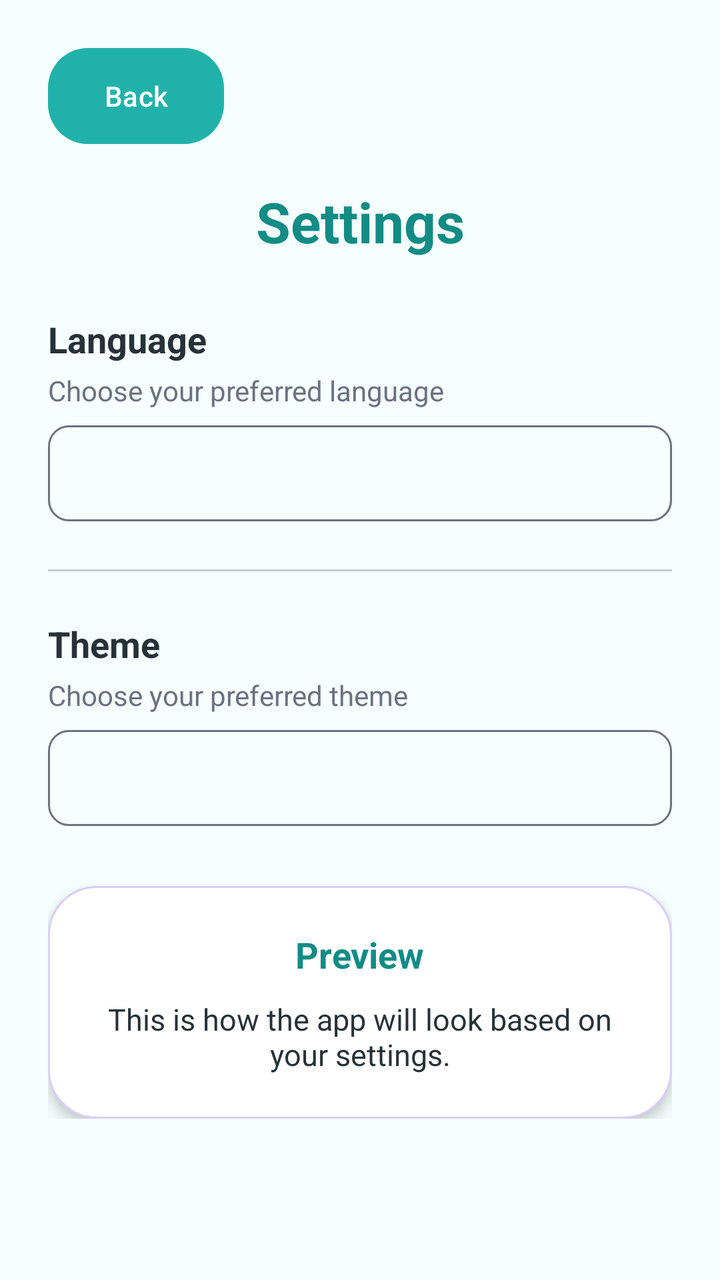
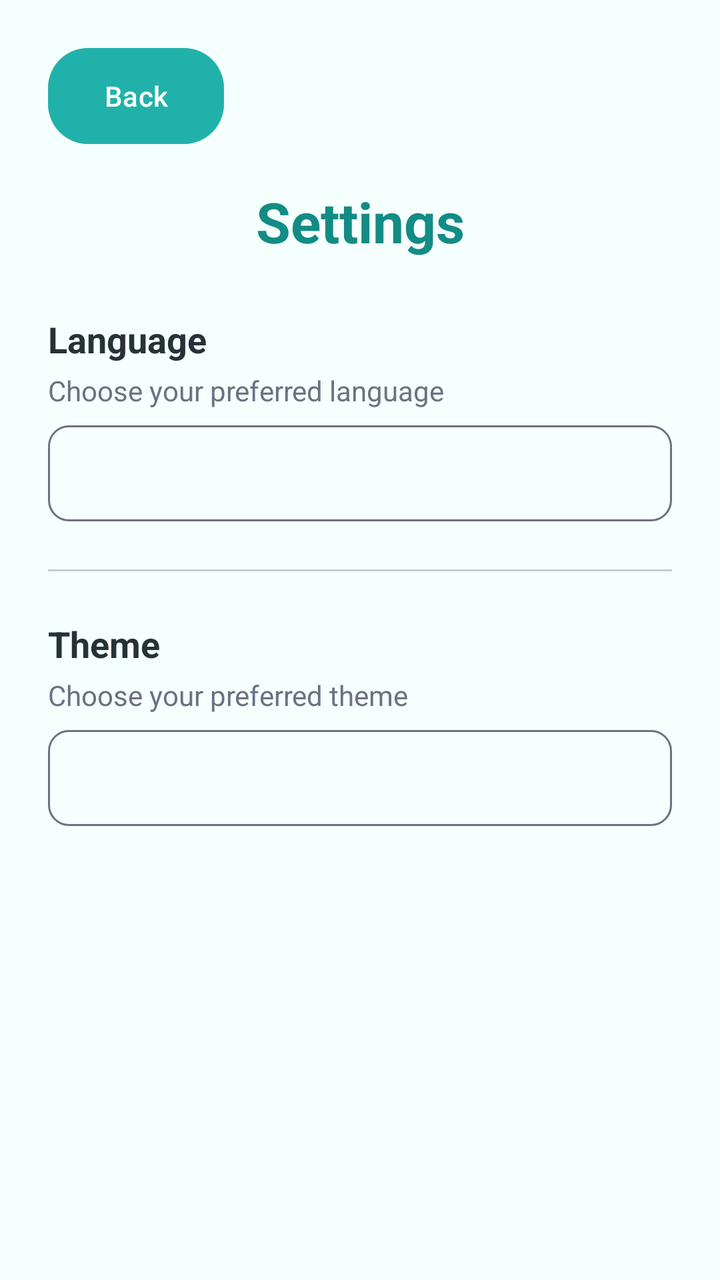

Screens rendered from an Android XML layout before and after an edit, with the pre-edit source and the edit as a unified diff.
<!-- AndroidManifest.xml: application theme Theme.Qiraati -->
<!-- res/layout/activity_settings.xml -->
<?xml version="1.0" encoding="utf-8"?>
<ScrollView xmlns:android="http://schemas.android.com/apk/res/android"
    android:layout_width="match_parent"
    android:layout_height="match_parent"
    android:background="@color/background_light">

    <LinearLayout
        android:layout_width="match_parent"
        android:layout_height="wrap_content"
        android:orientation="vertical"
        android:padding="24dp">

        <Button
            android:id="@+id/btnBack"
            android:layout_width="wrap_content"
            android:layout_height="wrap_content"
            android:text="Back"
            android:textAllCaps="false"
            android:textColor="@color/text_light"
            android:background="@drawable/rounded_button"
            android:layout_marginBottom="20dp" />

        <TextView
            android:id="@+id/tvSettingsTitle"
            android:layout_width="match_parent"
            android:layout_height="wrap_content"
            android:text="Settings"
            android:textColor="@color/teal_dark"
            android:textSize="28sp"
            android:textStyle="bold"
            android:gravity="center"
            android:layout_marginBottom="28dp" />

        <TextView
            android:id="@+id/tvLanguageLabel"
            android:layout_width="match_parent"
            android:layout_height="wrap_content"
            android:text="Language"
            android:textColor="@color/text_dark"
            android:textSize="18sp"
            android:textStyle="bold" />

        <TextView
            android:id="@+id/tvLanguageDesc"
            android:layout_width="match_parent"
            android:layout_height="wrap_content"
            android:text="Choose your preferred language"
            android:textColor="@color/text_gray"
            android:textSize="14sp"
            android:layout_marginTop="4dp"
            android:layout_marginBottom="8dp" />

        <Spinner
            android:id="@+id/spLanguage"
            android:layout_width="match_parent"
            android:layout_height="48dp"
            android:background="@drawable/spinner_background"
            android:padding="12dp" />

        <View
            android:layout_width="match_parent"
            android:layout_height="1dp"
            android:background="@color/text_gray"
            android:alpha="0.35"
            android:layout_marginTop="24dp"
            android:layout_marginBottom="24dp" />

        <TextView
            android:id="@+id/tvThemeLabel"
            android:layout_width="match_parent"
            android:layout_height="wrap_content"
            android:text="Theme"
            android:textColor="@color/text_dark"
            android:textSize="18sp"
            android:textStyle="bold" />

        <TextView
            android:id="@+id/tvThemeDesc"
            android:layout_width="match_parent"
            android:layout_height="wrap_content"
            android:text="Choose your preferred theme"
            android:textColor="@color/text_gray"
            android:textSize="14sp"
            android:layout_marginTop="4dp"
            android:layout_marginBottom="8dp" />

        <Spinner
            android:id="@+id/spTheme"
            android:layout_width="match_parent"
            android:layout_height="48dp"
            android:background="@drawable/spinner_background"
            android:padding="12dp" />

        <LinearLayout
            android:layout_width="match_parent"
            android:layout_height="wrap_content"
            android:orientation="vertical"
            android:gravity="center"
            android:background="@drawable/card_background"
            android:elevation="4dp"
            android:padding="22dp"
            android:layout_marginTop="30dp">

            <TextView
                android:id="@+id/tvPreviewTitle"
                android:layout_width="wrap_content"
                android:layout_height="wrap_content"
                android:text="Preview"
                android:textColor="@color/teal_dark"
                android:textSize="18sp"
                android:textStyle="bold"
                android:layout_marginBottom="10dp" />

            <TextView
                android:id="@+id/tvPreview"
                android:layout_width="match_parent"
                android:layout_height="wrap_content"
                android:text="This is how the app will look based on your settings."
                android:textColor="@color/text_dark"
                android:textSize="15sp"
                android:gravity="center" />

        </LinearLayout>

    </LinearLayout>

</ScrollView>
<!-- resources referenced by this layout -->
<resources>
  <color name="background_light">#F5FFFD</color>
  <color name="teal_dark">#128C85</color>
  <color name="text_dark">#263238</color>
  <color name="text_gray">#6B7280</color>
  <color name="text_light">#FFFFFF</color>
  <!-- drawable card_background (drawable) -->
  <?xml version="1.0" encoding="utf-8"?>
  <shape xmlns:android="http://schemas.android.com/apk/res/android">
  
      <solid android:color="@color/card_light"/>
  
      <corners android:radius="24dp"/>
  
      <stroke
          android:width="1dp"
          android:color="@color/purple_light"/>
  
      <padding
          android:left="18dp"
          android:top="18dp"
          android:right="18dp"
          android:bottom="18dp"/>
  
  </shape>
  <!-- drawable rounded_button (drawable) -->
  <?xml version="1.0" encoding="utf-8"?>
  <shape xmlns:android="http://schemas.android.com/apk/res/android">
  
      <solid android:color="@color/teal_main"/>
  
      <corners android:radius="20dp"/>
  
      <padding
          android:left="12dp"
          android:top="12dp"
          android:right="12dp"
          android:bottom="12dp"/>
  
  </shape>
  <!-- drawable spinner_background (drawable) -->
  <?xml version="1.0" encoding="utf-8"?>
  <shape xmlns:android="http://schemas.android.com/apk/res/android">
      <solid android:color="@android:color/transparent" />
  
      <stroke
          android:width="1dp"
          android:color="@color/text_gray" />
  
      <corners android:radius="10dp" />
  
      <padding
          android:left="12dp"
          android:right="12dp"
          android:top="8dp"
          android:bottom="8dp" />
  </shape>
  <style name="Theme.Qiraati" parent="Theme.Material3.DayNight.NoActionBar">
  
          <item name="colorPrimary">@color/teal_main</item>
          <item name="colorSecondary">@color/purple_main</item>
  
          <item name="android:statusBarColor">@color/teal_dark</item>
  
          <item name="android:windowBackground">@color/background_light</item>
  
      </style>
  <color name="card_light">#FFFFFF</color>
  <color name="purple_light">#DCCEF9</color>
  <color name="teal_main">#20B2AA</color>
  <color name="purple_main">#8E7CC3</color>
</resources>

<!-- the commit's change to res/layout/activity_settings.xml (unified diff, before → after) -->
@@ -91,36 +91,7 @@
             android:background="@drawable/spinner_background"
             android:padding="12dp" />
 
-        <LinearLayout
-            android:layout_width="match_parent"
-            android:layout_height="wrap_content"
-            android:orientation="vertical"
-            android:gravity="center"
-            android:background="@drawable/card_background"
-            android:elevation="4dp"
-            android:padding="22dp"
-            android:layout_marginTop="30dp">
 
-            <TextView
-                android:id="@+id/tvPreviewTitle"
-                android:layout_width="wrap_content"
-                android:layout_height="wrap_content"
-                android:text="Preview"
-                android:textColor="@color/teal_dark"
-                android:textSize="18sp"
-                android:textStyle="bold"
-                android:layout_marginBottom="10dp" />
-
-            <TextView
-                android:id="@+id/tvPreview"
-                android:layout_width="match_parent"
-                android:layout_height="wrap_content"
-                android:text="This is how the app will look based on your settings."
-                android:textColor="@color/text_dark"
-                android:textSize="15sp"
-                android:gravity="center" />
-
-        </LinearLayout>
 
     </LinearLayout>
 
<!-- resource entries referenced after the edit -->
@@ -5,25 +5,6 @@
   <color name="text_dark">#263238</color>
   <color name="text_gray">#6B7280</color>
   <color name="text_light">#FFFFFF</color>
-  <!-- drawable card_background (drawable) -->
-  <?xml version="1.0" encoding="utf-8"?>
-  <shape xmlns:android="http://schemas.android.com/apk/res/android">
-  
-      <solid android:color="@color/card_light"/>
-  
-      <corners android:radius="24dp"/>
-  
-      <stroke
-          android:width="1dp"
-          android:color="@color/purple_light"/>
-  
-      <padding
-          android:left="18dp"
-          android:top="18dp"
-          android:right="18dp"
-          android:bottom="18dp"/>
-  
-  </shape>
   <!-- drawable rounded_button (drawable) -->
   <?xml version="1.0" encoding="utf-8"?>
   <shape xmlns:android="http://schemas.android.com/apk/res/android">
@@ -66,8 +47,6 @@
           <item name="android:windowBackground">@color/background_light</item>
   
       </style>
-  <color name="card_light">#FFFFFF</color>
-  <color name="purple_light">#DCCEF9</color>
   <color name="teal_main">#20B2AA</color>
   <color name="purple_main">#8E7CC3</color>
 </resources>
